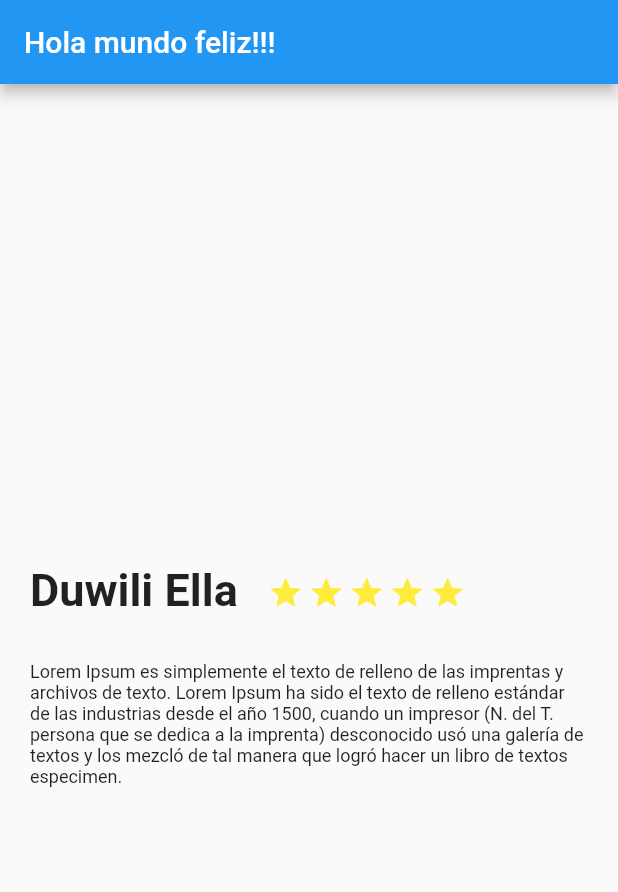
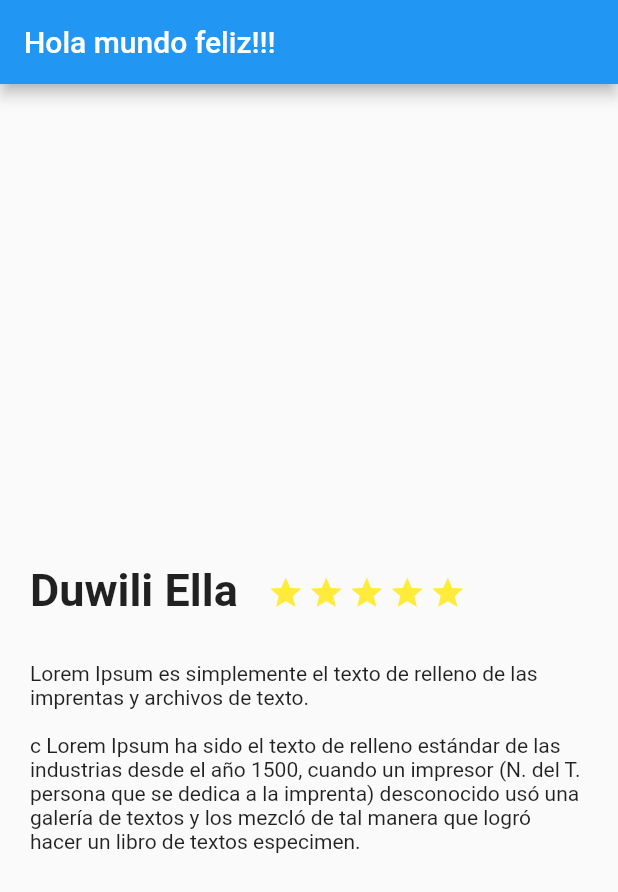
Before and after one commit to maumedmac/platzi_trips_app, a Flutter app: the screen it shows after launch, on a phone screen of 412 x 824 dp. Shown: the top 892 px of the screen. Run offline on Flutter 3.47's test engine with Material 2 defaults, Android fonts, the phone set to English and light mode, and no system bars.

```diff
--- a/lib/description_place.dart
+++ b/lib/description_place.dart
@@ -22,9 +22,9 @@ class DescriotionPlace extends StatelessWidget{
         left: 20.0,
       ),
       child: Text(
-        "Lorem Ipsum es simplemente el texto de relleno de las imprentas y archivos de texto. Lorem Ipsum ha sido el texto de relleno estándar de las industrias desde el año 1500, cuando un impresor (N. del T. persona que se dedica a la imprenta) desconocido usó una galería de textos y los mezcló de tal manera que logró hacer un libro de textos especimen.",
+        "Lorem Ipsum es simplemente el texto de relleno de las imprentas y archivos de texto.\n\nc Lorem Ipsum ha sido el texto de relleno estándar de las industrias desde el año 1500, cuando un impresor (N. del T. persona que se dedica a la imprenta) desconocido usó una galería de textos y los mezcló de tal manera que logró hacer un libro de textos especimen.",
         style: TextStyle(
-          fontSize: 12.0,
+          fontSize: 14.0,
         ),
         textAlign: TextAlign.left,
       ),
```
